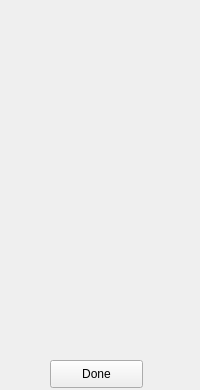
Qt form Application/Logic_Gate_Simulator/Dialogs/dlg_circuittaskdesigner.ui (ElliotHarding/Logic-Gate-Simulator) before a commit.
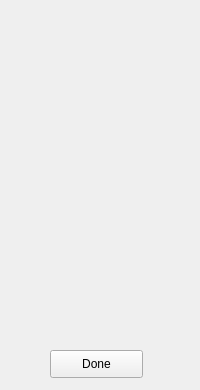
The same form after that commit.

Commit message: Improved ui of dlg_circuitTaskDesigner

The edit to the form file:
```diff
--- a/Application/Logic_Gate_Simulator/Dialogs/dlg_circuittaskdesigner.ui
+++ b/Application/Logic_Gate_Simulator/Dialogs/dlg_circuittaskdesigner.ui
@@ -10,15 +10,30 @@
     <height>390</height>
    </rect>
   </property>
+  <property name="minimumSize">
+   <size>
+    <width>200</width>
+    <height>390</height>
+   </size>
+  </property>
+  <property name="maximumSize">
+   <size>
+    <width>200</width>
+    <height>390</height>
+   </size>
+  </property>
   <property name="windowTitle">
-   <string>MainWindow</string>
+   <string/>
+  </property>
+  <property name="autoFillBackground">
+   <bool>true</bool>
   </property>
   <widget class="QWidget" name="centralwidget">
    <widget class="QPushButton" name="btn_done">
     <property name="geometry">
      <rect>
       <x>50</x>
-      <y>360</y>
+      <y>350</y>
       <width>93</width>
       <height>28</height>
      </rect>
```
The commit also changes 1 other file.
